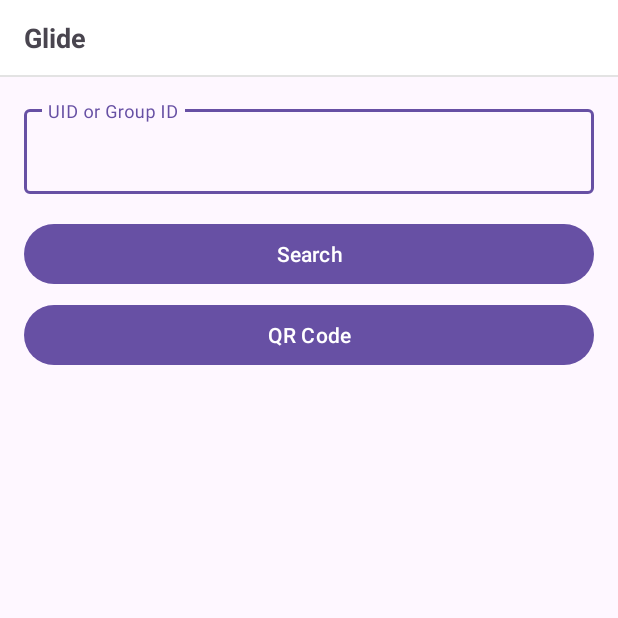
After one commit to glide-im/Glide-IM-Android, an Android app: the AddContactsActivity screen opened directly, with no data from a screen before it, on a phone screen of 412 x 824 dp, the top half of it. The commit adds this screen. Run offline under Robolectric (Android 15) with nearby library versions, the phone set to English and light mode, and no system bars.

Commit message:
update ui

```diff
--- a/app/build.gradle
+++ b/app/build.gradle
@@ -49,6 +49,7 @@ dependencies {
     implementation "androidx.viewpager2:viewpager2:1.0.0"
 
     implementation 'com.github.bumptech.glide:glide:4.12.0'
+    implementation 'io.reactivex.rxjava2:rxandroid:2.0.2'
 
     implementation 'com.dengzii:androidktx:1.2.1'
     implementation 'com.dengzii:adapter:1.4.2'
--- a/app/src/main/AndroidManifest.xml
+++ b/app/src/main/AndroidManifest.xml
@@ -23,6 +23,7 @@
         <activity
             android:name=".ui.chat.ChatActivity"
             android:windowSoftInputMode="adjustResize" />
+        <activity android:name=".ui.contacts.AddContactsActivity" />
     </application>
 
 </manifest>
--- a/app/src/main/java/pro/glideim/base/BaseActivity.kt
+++ b/app/src/main/java/pro/glideim/base/BaseActivity.kt
@@ -3,8 +3,9 @@ package pro.glideim.base
 import android.os.Bundle
 import android.widget.Toast
 import androidx.appcompat.app.AppCompatActivity
+import pro.glideim.utils.RequestStateCallback
 
-abstract class BaseActivity : AppCompatActivity() {
+abstract class BaseActivity : AppCompatActivity(), RequestStateCallback{
     abstract val layoutResId: Int
 
     private var inited = false
@@ -18,6 +19,7 @@ abstract class BaseActivity : AppCompatActivity() {
         super.onStart()
         if (!inited) {
             initView()
+            inited = true
         }
     }
 
@@ -26,4 +28,16 @@ abstract class BaseActivity : AppCompatActivity() {
     fun toast(msg: String) {
         Toast.makeText(this, msg, Toast.LENGTH_SHORT).show()
     }
+
+    override fun onRequestStart() {
+
+    }
+
+    override fun onRequestFinish() {
+
+    }
+
+    override fun onRequestError(t: Throwable) {
+        toast(t.message ?: "error")
+    }
 }
--- a/app/src/main/java/pro/glideim/ui/chat/ChatMessageViewHolder.kt
+++ b/app/src/main/java/pro/glideim/ui/chat/ChatMessageViewHolder.kt
@@ -13,6 +13,7 @@ import com.google.android.material.textview.MaterialTextView
 import pro.glideim.R
 
 class ChatMessageViewHolder(v: ViewGroup) : AbsViewHolder<MessageViewData>(v) {
+
     private val mIvAvatarRight by lazy { findViewById<ImageView>(R.id.iv_avatar_right) }
     private val mTvTime by lazy { findViewById<MaterialTextView>(R.id.tv_time) }
     private val mTvMsg by lazy { findViewById<MaterialTextView>(R.id.tv_msg) }
--- a/app/src/main/java/pro/glideim/ui/chat/SessionViewHolder.kt
+++ b/app/src/main/java/pro/glideim/ui/chat/SessionViewHolder.kt
@@ -33,5 +33,9 @@ class SessionViewHolder(v: ViewGroup) : AbsViewHolder<SessionViewData>(v) {
             mTvNewMessage.hide()
         }
         mTvTime.text = data.time
+
+        itemView.setOnClickListener {
+            ChatActivity.start(context)
+        }
     }
 }
--- /dev/null
+++ b/app/src/main/java/pro/glideim/ui/contacts/AddContactsActivity.kt
@@ -0,0 +1,28 @@
+package pro.glideim.ui.contacts
+
+import android.content.Context
+import android.content.Intent
+import com.google.android.material.button.MaterialButton
+import com.google.android.material.textfield.TextInputEditText
+import pro.glideim.R
+import pro.glideim.base.BaseActivity
+
+class AddContactsActivity : BaseActivity() {
+    private val mBtQrCode by lazy { findViewById<MaterialButton>(R.id.bt_qr_code) }
+    private val mBtSearch by lazy { findViewById<MaterialButton>(R.id.bt_search) }
+    private val mEtId by lazy { findViewById<TextInputEditText>(R.id.et_id) }
+
+    override val layoutResId = R.layout.activity_add_contacts
+
+    companion object {
+        @JvmStatic
+        fun start(context: Context) {
+            val starter = Intent(context, AddContactsActivity::class.java)
+            context.startActivity(starter)
+        }
+    }
+
+    override fun initView() {
+
+    }
+}
--- /dev/null
+++ b/app/src/main/res/layout/activity_add_contacts.xml
@@ -0,0 +1,65 @@
+<?xml version="1.0" encoding="utf-8"?>
+<androidx.appcompat.widget.LinearLayoutCompat xmlns:android="http://schemas.android.com/apk/res/android"
+    xmlns:app="http://schemas.android.com/apk/res-auto"
+    android:layout_width="match_parent"
+    android:layout_height="match_parent"
+    android:orientation="vertical">
+
+    <androidx.appcompat.widget.LinearLayoutCompat
+        android:layout_width="match_parent"
+        android:layout_height="50dp"
+        android:background="@color/white"
+        android:paddingHorizontal="16dp">
+
+        <com.google.android.material.textview.MaterialTextView
+            android:layout_width="wrap_content"
+            android:layout_height="wrap_content"
+            android:layout_gravity="center_vertical"
+            android:text="Glide"
+            android:textSize="18sp"
+            android:textStyle="bold" />
+
+    </androidx.appcompat.widget.LinearLayoutCompat>
+
+    <com.google.android.material.divider.MaterialDivider
+        android:layout_width="match_parent"
+        android:layout_height="1dp"
+        app:dividerColor="@color/divider" />
+
+
+    <androidx.appcompat.widget.LinearLayoutCompat
+        android:layout_width="match_parent"
+        android:layout_height="match_parent"
+        android:orientation="vertical"
+        android:paddingHorizontal="16dp"
+        android:paddingTop="16dp">
+
+        <com.google.android.material.textfield.TextInputLayout
+            android:layout_width="match_parent"
+            android:layout_height="wrap_content">
+
+            <com.google.android.material.textfield.TextInputEditText
+                android:id="@+id/et_id"
+                android:layout_width="match_parent"
+                android:layout_height="wrap_content"
+                android:hint="@string/uid_or_group_id" />
+
+        </com.google.android.material.textfield.TextInputLayout>
+
+        <com.google.android.material.button.MaterialButton
+            android:id="@+id/bt_search"
+            android:layout_width="match_parent"
+            android:layout_height="wrap_content"
+            android:layout_marginTop="16dp"
+            android:text="@string/search" />
+
+        <com.google.android.material.button.MaterialButton
+            android:id="@+id/bt_qr_code"
+            android:layout_width="match_parent"
+            android:layout_height="wrap_content"
+            android:layout_marginTop="6dp"
+            android:text="@string/qr_code" />
+
+    </androidx.appcompat.widget.LinearLayoutCompat>
+
+</androidx.appcompat.widget.LinearLayoutCompat>
--- a/app/src/main/res/layout/fragment_contacts.xml
+++ b/app/src/main/res/layout/fragment_contacts.xml
@@ -9,13 +9,13 @@
     <FrameLayout
         android:layout_width="match_parent"
         android:layout_height="50dp"
-        android:background="@color/white"
-        android:paddingHorizontal="16dp">
+        android:background="@color/white">
 
         <com.google.android.material.textview.MaterialTextView
             android:layout_width="wrap_content"
             android:layout_height="wrap_content"
             android:layout_gravity="center_vertical"
+            android:layout_marginStart="16dp"
             android:text="@string/contacts"
             android:textSize="18sp"
             android:textStyle="bold" />
--- a/app/src/main/res/values/strings.xml
+++ b/app/src/main/res/values/strings.xml
@@ -16,4 +16,8 @@
     <string name="profile">Profile</string>
     <string name="sign_out">Sign Out</string>
     <string name="contacts">Contacts</string>
+    <string name="uid_or_group_id">UID or Group ID</string>
+    <string name="search">Search</string>
+    <string name="scan_qr_code">Scan QR Code</string>
+    <string name="qr_code">QR Code</string>
 </resources>
```
Also changed, not shown: app/src/main/java/pro/glideim/base/BaseFragment.kt (+19 -1 lines), app/src/main/java/pro/glideim/ui/contacts/ContactsFragment.kt (+45 -14 lines), app/src/main/java/pro/glideim/ui/contacts/ContactsViewData.kt (added, +7 -0 lines), app/src/main/java/pro/glideim/utils/RxRequestExtensions.kt (added, +170 -0 lines), app/src/main/res/layout/activity_chat.xml (+21 -11 lines).
